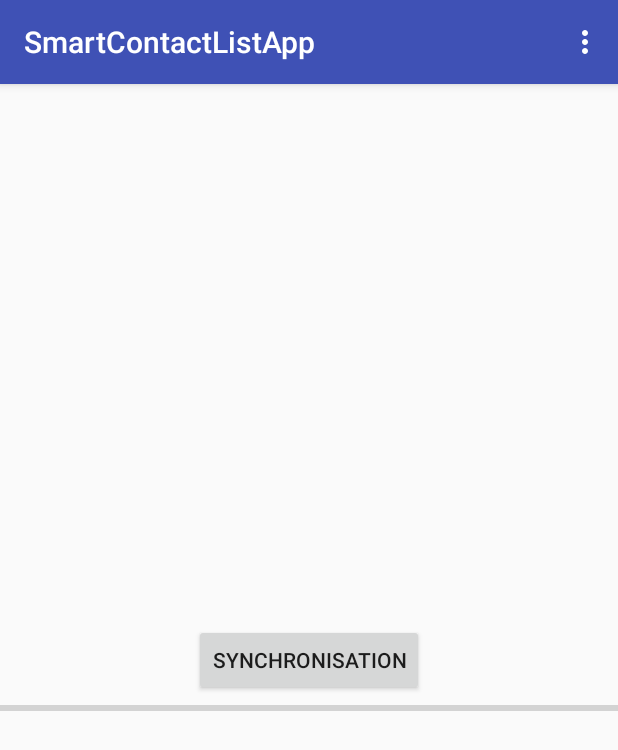
After one commit to gatienchapon/SmartContactList, an Android app: the SynchronisationActivity screen opened directly, with no data from a screen before it, on a phone screen of 412 x 824 dp. The commit adds this screen. Shown: the top 750 px of the screen. Run offline under Robolectric (Android 15) with nearby library versions, the phone set to English and light mode, and no system bars.

Commit message:
Mise en place d'un menu + ajout de la connection pour le POST sur le serveur

```diff
--- a/SmartContactListApp/app/src/main/AndroidManifest.xml
+++ b/SmartContactListApp/app/src/main/AndroidManifest.xml
@@ -7,6 +7,7 @@
     <uses-permission android:name="android.permission.READ_CONTACTS" />
     <uses-permission android:name="android.permission.CALL_PHONE"></uses-permission>
     <uses-permission android:name="android.permission.WRITE_EXTERNAL_STORAGE"/>
+    <uses-permission android:name="android.permission.INTERNET" />
     <application
         android:allowBackup="true"
         android:icon="@mipmap/ic_launcher"
@@ -24,6 +25,8 @@
                 <category android:name="android.intent.category.LAUNCHER" />
             </intent-filter>
         </activity>
+        <activity android:name=".synchronisation.SynchronisationActivity" />
+
         <receiver android:name=".IncomingCall">
             <intent-filter>
                 <action android:name="android.intent.action.PHONE_STATE" />
--- a/SmartContactListApp/app/src/main/res/layout/activity_contact_list.xml
+++ b/SmartContactListApp/app/src/main/res/layout/activity_contact_list.xml
@@ -10,10 +10,5 @@
         android:layout_width="match_parent"
         android:layout_height="match_parent"
         android:scrollbars="vertical" />
-    <android.support.design.widget.FloatingActionButton
-        android:layout_width="wrap_content"
-        android:layout_height="wrap_content"
-        android:id="@+id/change"
-        />
 
 </RelativeLayout>
--- /dev/null
+++ b/SmartContactListApp/app/src/main/res/layout/synchronisation_activity.xml
@@ -0,0 +1,22 @@
+<?xml version="1.0" encoding="utf-8"?>
+<RelativeLayout xmlns:android="http://schemas.android.com/apk/res/android"
+    android:layout_width="match_parent" android:layout_height="match_parent">
+
+    <Button
+        android:layout_width="wrap_content"
+        android:layout_height="wrap_content"
+        android:text="Synchronisation"
+        android:id="@+id/synchronisation_button"
+        android:layout_centerHorizontal="true"
+        android:layout_centerVertical="true"/>
+    <ProgressBar
+        style="?android:attr/progressBarStyleHorizontal"
+        android:layout_width="match_parent"
+        android:layout_height="wrap_content"
+        android:id="@+id/progress"
+        android:layout_centerHorizontal="true"
+        android:layout_centerVertical="true"
+        android:max="100"
+        android:progress="0"
+        android:layout_below="@id/synchronisation_button"/>
+</RelativeLayout>
--- /dev/null
+++ b/SmartContactListApp/app/src/main/res/menu/menu_main.xml
@@ -0,0 +1,20 @@
+<menu xmlns:android="http://schemas.android.com/apk/res/android"
+    xmlns:app="http://schemas.android.com/apk/res-auto"
+    xmlns:tools="http://schemas.android.com/tools"
+    tools:context="fr.unice.polytech.myapplication.MainActivity">
+    <item
+        android:id="@+id/accueil"
+        android:orderInCategory="100"
+        android:title="Accueil"
+        app:showAsAction="never" />
+    <item
+        android:id="@+id/journal_appel"
+        android:orderInCategory="100"
+        android:title="Journal Appels"
+        app:showAsAction="never" />
+    <item
+        android:id="@+id/synchronisation"
+        android:orderInCategory="100"
+        android:title="Synchronisation"
+        app:showAsAction="never" />
+</menu>
```
Also changed, not shown: SmartContactListApp/app/src/main/java/fr/unice/polytech/smartcontactlistapp/contactList/PrintContactListActivity.java (+36 -8 lines), SmartContactListApp/app/src/main/java/fr/unice/polytech/smartcontactlistapp/historyList/ContactActivity.java (+39 -0 lines), SmartContactListApp/app/src/main/java/fr/unice/polytech/smartcontactlistapp/synchronisation/SynchronisationActivity.java (added, +147 -0 lines).
